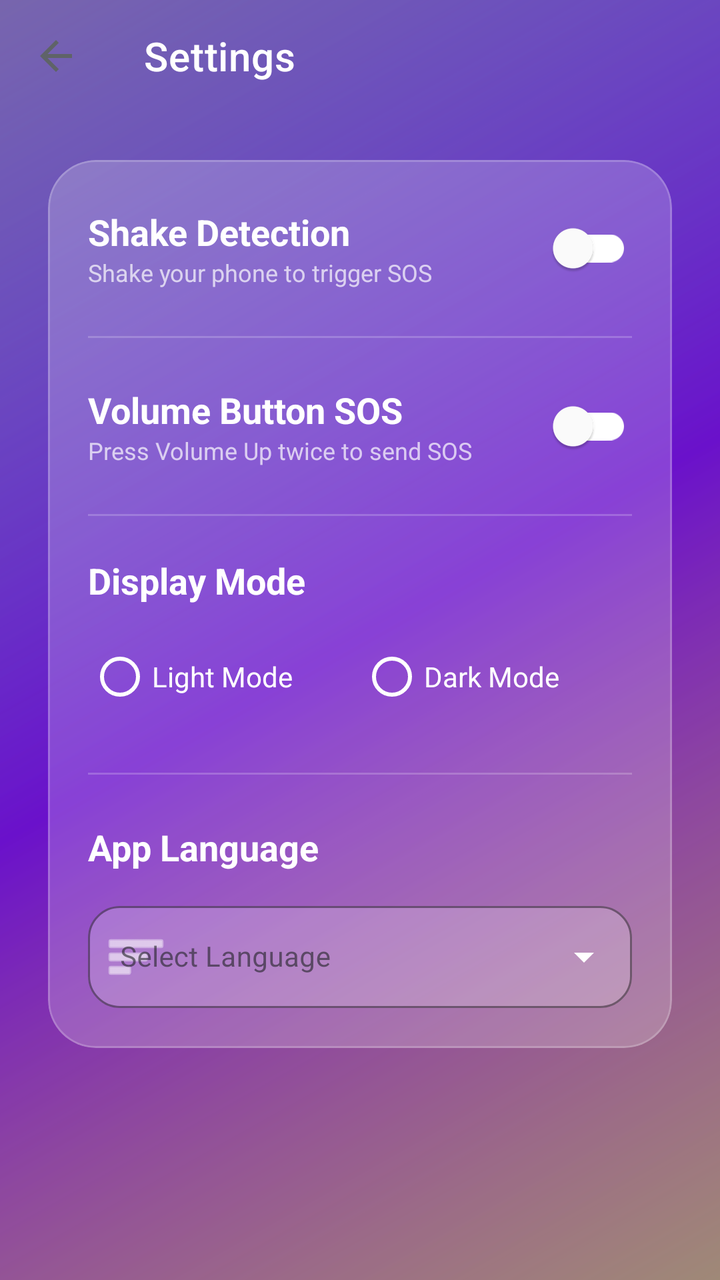
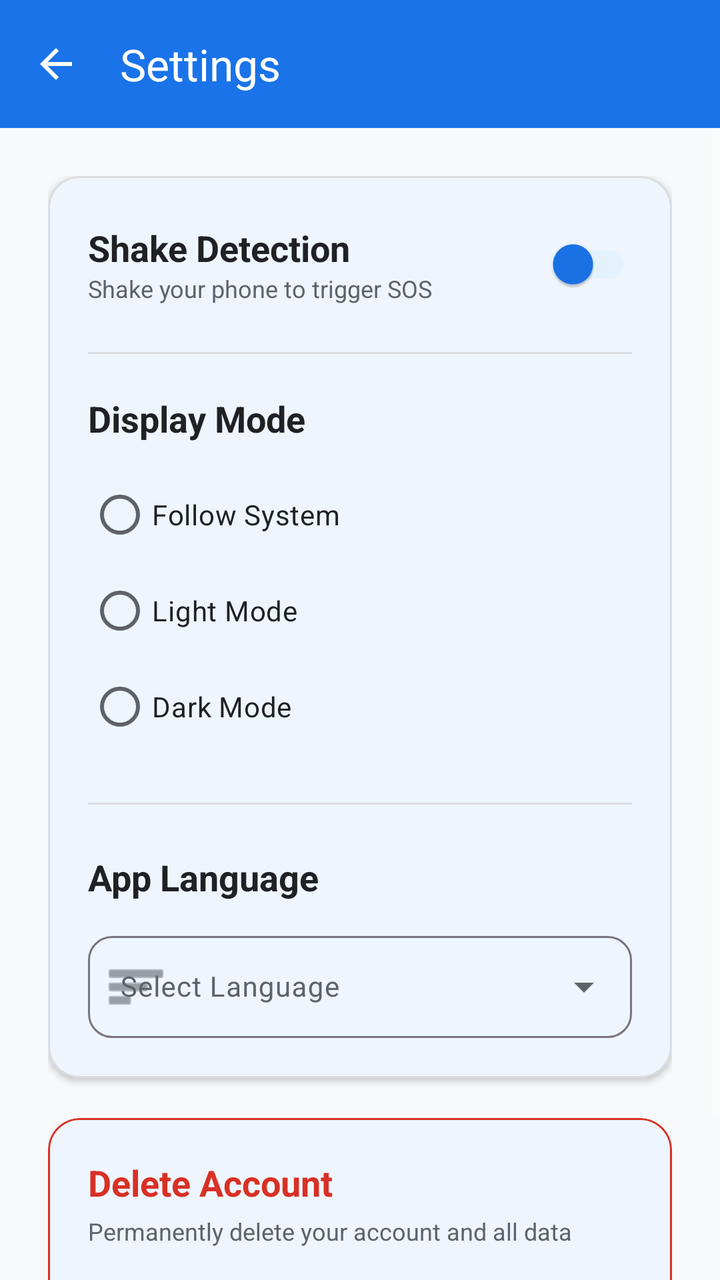

An Android layout rendered at two revisions. The XML below is the earlier revision; the diff shows what the commit changed to produce the second picture.
<!-- AndroidManifest.xml: application theme Theme.BeaconSOS -->
<!-- res/layout/activity_settings.xml -->
<?xml version="1.0" encoding="utf-8"?>
<androidx.constraintlayout.widget.ConstraintLayout xmlns:android="http://schemas.android.com/apk/res/android"
    xmlns:app="http://schemas.android.com/apk/res-auto"
    xmlns:tools="http://schemas.android.com/tools"
    android:layout_width="match_parent"
    android:layout_height="match_parent"
    android:background="@drawable/vibrant_gradient_bg">

    <com.google.android.material.appbar.AppBarLayout
        android:id="@+id/appBarLayout"
        android:layout_width="match_parent"
        android:layout_height="wrap_content"
        android:background="@android:color/transparent"
        app:elevation="0dp"
        app:layout_constraintTop_toTopOf="parent">

        <androidx.appcompat.widget.Toolbar
            android:id="@+id/toolbar"
            android:layout_width="match_parent"
            android:layout_height="?attr/actionBarSize"
            app:title="@string/settings_title"
            app:titleTextColor="@color/white"
            app:navigationIcon="?attr/homeAsUpIndicator"
            app:navigationIconTint="@color/white" />
    </com.google.android.material.appbar.AppBarLayout>

    <ScrollView
        android:layout_width="match_parent"
        android:layout_height="0dp"
        android:fillViewport="true"
        app:layout_constraintTop_toBottomOf="@id/appBarLayout"
        app:layout_constraintBottom_toBottomOf="parent">

        <LinearLayout
            android:layout_width="match_parent"
            android:layout_height="wrap_content"
            android:orientation="vertical"
            android:padding="24dp">

            <com.google.android.material.card.MaterialCardView
                android:layout_width="match_parent"
                android:layout_height="wrap_content"
                app:cardCornerRadius="24dp"
                app:cardElevation="0dp"
                app:cardBackgroundColor="#33FFFFFF"
                app:strokeColor="#33FFFFFF"
                app:strokeWidth="1dp">

                <LinearLayout
                    android:layout_width="match_parent"
                    android:layout_height="wrap_content"
                    android:orientation="vertical"
                    android:padding="20dp">

                    
                    <LinearLayout
                        android:layout_width="match_parent"
                        android:layout_height="wrap_content"
                        android:orientation="horizontal"
                        android:gravity="center_vertical">

                        <LinearLayout
                            android:layout_width="0dp"
                            android:layout_height="wrap_content"
                            android:layout_weight="1"
                            android:orientation="vertical">

                            <TextView
                                android:layout_width="wrap_content"
                                android:layout_height="wrap_content"
                                android:text="@string/shake_sos_title"
                                android:textColor="@color/white"
                                android:textStyle="bold"
                                android:textSize="18sp" />

                            <TextView
                                android:layout_width="wrap_content"
                                android:layout_height="wrap_content"
                                android:text="@string/shake_sos_desc"
                                android:textColor="@color/white"
                                android:alpha="0.7"
                                android:textSize="12sp" />
                        </LinearLayout>

                        <androidx.appcompat.widget.SwitchCompat
                            android:id="@+id/swShakeTrigger"
                            android:layout_width="wrap_content"
                            android:layout_height="wrap_content"
                            app:thumbTint="@color/white"
                            app:trackTint="@color/white" />
                    </LinearLayout>

                    <View
                        android:layout_width="match_parent"
                        android:layout_height="1dp"
                        android:layout_marginVertical="20dp"
                        android:background="#33FFFFFF" />

                    
                    <LinearLayout
                        android:layout_width="match_parent"
                        android:layout_height="wrap_content"
                        android:orientation="horizontal"
                        android:gravity="center_vertical">

                        <LinearLayout
                            android:layout_width="0dp"
                            android:layout_height="wrap_content"
                            android:layout_weight="1"
                            android:orientation="vertical">

                            <TextView
                                android:layout_width="wrap_content"
                                android:layout_height="wrap_content"
                                android:text="@string/volume_sos_title"
                                android:textColor="@color/white"
                                android:textStyle="bold"
                                android:textSize="18sp" />

                            <TextView
                                android:layout_width="wrap_content"
                                android:layout_height="wrap_content"
                                android:text="@string/volume_sos_desc"
                                android:textColor="@color/white"
                                android:alpha="0.7"
                                android:textSize="12sp" />
                        </LinearLayout>

                        <androidx.appcompat.widget.SwitchCompat
                            android:id="@+id/swVolumeTrigger"
                            android:layout_width="wrap_content"
                            android:layout_height="wrap_content"
                            app:thumbTint="@color/white"
                            app:trackTint="@color/white" />
                    </LinearLayout>

                    <View
                        android:layout_width="match_parent"
                        android:layout_height="1dp"
                        android:layout_marginVertical="20dp"
                        android:background="#33FFFFFF" />

                    <TextView
                        android:id="@+id/tvModeLabel"
                        android:layout_width="wrap_content"
                        android:layout_height="wrap_content"
                        android:text="@string/settings_theme_mode"
                        android:textColor="@color/white"
                        android:textStyle="bold"
                        android:textSize="18sp" />

                    <RadioGroup
                        android:id="@+id/rgThemeMode"
                        android:layout_width="match_parent"
                        android:layout_height="wrap_content"
                        android:layout_marginTop="12dp"
                        android:orientation="horizontal">

                        <RadioButton
                            android:id="@+id/rbLightMode"
                            android:layout_width="0dp"
                            android:layout_height="wrap_content"
                            android:layout_weight="1"
                            android:text="@string/theme_light"
                            android:textColor="@color/white"
                            android:buttonTint="@color/white" />

                        <RadioButton
                            android:id="@+id/rbDarkMode"
                            android:layout_width="0dp"
                            android:layout_height="wrap_content"
                            android:layout_weight="1"
                            android:text="@string/theme_dark"
                            android:textColor="@color/white"
                            android:buttonTint="@color/white" />
                    </RadioGroup>

                    <View
                        android:layout_width="match_parent"
                        android:layout_height="1dp"
                        android:layout_marginVertical="24dp"
                        android:background="#33FFFFFF" />

                    <TextView
                        android:id="@+id/tvLanguageLabel"
                        android:layout_width="wrap_content"
                        android:layout_height="wrap_content"
                        android:text="@string/settings_language"
                        android:textColor="@color/white"
                        android:textStyle="bold"
                        android:textSize="18sp"
                        android:layout_marginBottom="12dp" />

                    <com.google.android.material.textfield.TextInputLayout
                        android:id="@+id/tilLanguage"
                        style="@style/Widget.MaterialComponents.TextInputLayout.OutlinedBox.ExposedDropdownMenu"
                        android:layout_width="match_parent"
                        android:layout_height="wrap_content"
                        android:hint="Select Language"
                        app:boxBackgroundColor="#33FFFFFF"
                        app:boxStrokeColor="@color/white"
                        app:hintTextColor="@color/white"
                        app:startIconDrawable="@android:drawable/ic_menu_sort_by_size"
                        app:startIconTint="@color/white"
                        app:endIconTint="@color/white"
                        app:boxCornerRadiusTopStart="16dp"
                        app:boxCornerRadiusTopEnd="16dp"
                        app:boxCornerRadiusBottomStart="16dp"
                        app:boxCornerRadiusBottomEnd="16dp">

                        <com.google.android.material.textfield.MaterialAutoCompleteTextView
                            android:id="@+id/languageDropdown"
                            android:layout_width="match_parent"
                            android:layout_height="wrap_content"
                            android:inputType="none"
                            android:padding="16dp"
                            android:textSize="14sp"
                            android:saveEnabled="false"
                            android:textColor="@color/white" />
                    </com.google.android.material.textfield.TextInputLayout>

                </LinearLayout>
            </com.google.android.material.card.MaterialCardView>

        </LinearLayout>
    </ScrollView>

</androidx.constraintlayout.widget.ConstraintLayout>
<!-- resources referenced by this layout -->
<resources>
  <color name="white">#FFFFFF</color>
  <!-- drawable vibrant_gradient_bg (drawable) -->
  <?xml version="1.0" encoding="utf-8"?>
  <layer-list xmlns:android="http://schemas.android.com/apk/res/android">
      
      <item>
          <shape android:shape="rectangle">
              <gradient
                  android:angle="135"
                  android:startColor="#FF416C"
                  android:centerColor="#6A11CB"
                  android:endColor="#2575FC"
                  android:type="linear" />
          </shape>
      </item>
  
      
      <item>
          <shape android:shape="rectangle">
              <gradient
                  android:angle="315"
                  android:startColor="#60FF4B2B"
                  android:centerColor="#00000000"
                  android:endColor="#6000FF88"
                  android:type="linear" />
          </shape>
      </item>
  </layer-list>
  <string name="settings_language">App Language</string>
  <string name="settings_theme_mode">Display Mode</string>
  <string name="settings_title">Settings</string>
  <string name="shake_sos_desc">Shake your phone to trigger SOS</string>
  <string name="shake_sos_title">Shake Detection</string>
  <string name="theme_dark">Dark Mode</string>
  <string name="theme_light">Light Mode</string>
  <string name="volume_sos_desc">Press Volume Up twice to send SOS</string>
  <string name="volume_sos_title">Volume Button SOS</string>
  <style name="Theme.BeaconSOS" parent="Theme.MaterialComponents.Light.NoActionBar">
          
          <item name="colorPrimary">@color/primary_blue</item>
          <item name="colorPrimaryVariant">@color/primary_dark_blue</item>
          <item name="colorOnPrimary">@color/white</item>
  
          
          <item name="colorSecondary">@color/accent_blue</item>
          <item name="colorOnSecondary">@color/white</item>
  
          
          <item name="android:statusBarColor">?attr/colorPrimaryVariant</item>
  
          
          <item name="android:windowBackground">@color/background_color</item>
          <item name="colorSurface">@color/surface_color</item>
          <item name="colorOnSurface">@color/text_primary</item>
  
          
          <item name="android:textColorPrimary">@color/text_primary</item>
          <item name="android:textColorSecondary">@color/text_secondary</item>
          <item name="android:textColorHint">@color/text_hint</item>
  
          
          <item name="dividerHorizontal">@color/divider_color</item>
  
          
          <item name="windowActionBar">false</item>
          <item name="windowNoTitle">true</item>
  
          
          <item name="android:popupMenuStyle">@style/GlassyPopupMenu</item>
          <item name="popupMenuStyle">@style/GlassyPopupMenu</item>
      </style>
  <color name="primary_blue">#1A73E8</color>
  <color name="primary_dark_blue">#0D47A1</color>
  <color name="accent_blue">#4285F4</color>
  <color name="background_color">#F1F3F4</color>
  <color name="surface_color">#FFFFFF</color>
  <color name="text_primary">#202124</color>
  <color name="text_secondary">#5F6368</color>
  <color name="text_hint">#70757A</color>
  <color name="divider_color">#DADCE0</color>
  <style name="GlassyPopupMenu" parent="Widget.AppCompat.PopupMenu">
          <item name="android:popupBackground">@drawable/glassy_menu_bg</item>
      </style>
  <!-- drawable glassy_menu_bg (drawable) -->
  <?xml version="1.0" encoding="utf-8"?>
  <shape xmlns:android="http://schemas.android.com/apk/res/android">
      <solid android:color="#CCFFFFFF" /> 
      <corners android:radius="16dp" />
      <stroke android:width="1dp" android:color="#40FFFFFF" />
  </shape>
</resources>

<!-- the commit's change to res/layout/activity_settings.xml (unified diff, before → after) -->
@@ -4,14 +4,14 @@
     xmlns:tools="http://schemas.android.com/tools"
     android:layout_width="match_parent"
     android:layout_height="match_parent"
-    android:background="@drawable/vibrant_gradient_bg">
+    android:background="@color/color_background">
 
     <com.google.android.material.appbar.AppBarLayout
         android:id="@+id/appBarLayout"
         android:layout_width="match_parent"
         android:layout_height="wrap_content"
-        android:background="@android:color/transparent"
-        app:elevation="0dp"
+        android:background="@color/color_primary"
+        app:elevation="4dp"
         app:layout_constraintTop_toTopOf="parent">
 
         <androidx.appcompat.widget.Toolbar
@@ -20,8 +20,7 @@
             android:layout_height="?attr/actionBarSize"
             app:title="@string/settings_title"
             app:titleTextColor="@color/white"
-            app:navigationIcon="?attr/homeAsUpIndicator"
-            app:navigationIconTint="@color/white" />
+            app:navigationIcon="@drawable/ic_back_white" />
     </com.google.android.material.appbar.AppBarLayout>
 
     <ScrollView
@@ -40,10 +39,10 @@
             <com.google.android.material.card.MaterialCardView
                 android:layout_width="match_parent"
                 android:layout_height="wrap_content"
-                app:cardCornerRadius="24dp"
-                app:cardElevation="0dp"
-                app:cardBackgroundColor="#33FFFFFF"
-                app:strokeColor="#33FFFFFF"
+                app:cardCornerRadius="16dp"
+                app:cardElevation="2dp"
+                app:cardBackgroundColor="@color/color_surface"
+                app:strokeColor="@color/color_outline"
                 app:strokeWidth="1dp">
 
                 <LinearLayout
@@ -69,7 +68,7 @@
                                 android:layout_width="wrap_content"
                                 android:layout_height="wrap_content"
                                 android:text="@string/shake_sos_title"
-                                android:textColor="@color/white"
+                                android:textColor="@color/color_on_surface"
                                 android:textStyle="bold"
                                 android:textSize="18sp" />
 
@@ -77,8 +76,7 @@
                                 android:layout_width="wrap_content"
                                 android:layout_height="wrap_content"
                                 android:text="@string/shake_sos_desc"
-                                android:textColor="@color/white"
-                                android:alpha="0.7"
+                                android:textColor="@color/color_on_surface_variant"
                                 android:textSize="12sp" />
                         </LinearLayout>
 
@@ -86,66 +84,22 @@
                             android:id="@+id/swShakeTrigger"
                             android:layout_width="wrap_content"
                             android:layout_height="wrap_content"
-                            app:thumbTint="@color/white"
-                            app:trackTint="@color/white" />
+                            app:thumbTint="@color/color_primary"
+                            app:trackTint="@color/sky_blue" />
                     </LinearLayout>
 
                     <View
                         android:layout_width="match_parent"
                         android:layout_height="1dp"
                         android:layout_marginVertical="20dp"
-                        android:background="#33FFFFFF" />
-
-                    
-                    <LinearLayout
-                        android:layout_width="match_parent"
-                        android:layout_height="wrap_content"
-                        android:orientation="horizontal"
-                        android:gravity="center_vertical">
-
-                        <LinearLayout
-                            android:layout_width="0dp"
-                            android:layout_height="wrap_content"
-                            android:layout_weight="1"
-                            android:orientation="vertical">
-
-                            <TextView
-                                android:layout_width="wrap_content"
-                                android:layout_height="wrap_content"
-                                android:text="@string/volume_sos_title"
-                                android:textColor="@color/white"
-                                android:textStyle="bold"
-                                android:textSize="18sp" />
-
-                            <TextView
-                                android:layout_width="wrap_content"
-                                android:layout_height="wrap_content"
-                                android:text="@string/volume_sos_desc"
-                                android:textColor="@color/white"
-                                android:alpha="0.7"
-                                android:textSize="12sp" />
-                        </LinearLayout>
-
-                        <androidx.appcompat.widget.SwitchCompat
-                            android:id="@+id/swVolumeTrigger"
-                            android:layout_width="wrap_content"
-                            android:layout_height="wrap_content"
-                            app:thumbTint="@color/white"
-                            app:trackTint="@color/white" />
-                    </LinearLayout>
-
-                    <View
-                        android:layout_width="match_parent"
-                        android:layout_height="1dp"
-                        android:layout_marginVertical="20dp"
-                        android:background="#33FFFFFF" />
+                        android:background="@color/color_outline" />
 
                     <TextView
                         android:id="@+id/tvModeLabel"
                         android:layout_width="wrap_content"
                         android:layout_height="wrap_content"
                         android:text="@string/settings_theme_mode"
-                        android:textColor="@color/white"
+                        android:textColor="@color/color_on_surface"
                         android:textStyle="bold"
                         android:textSize="18sp" />
 
@@ -154,59 +108,57 @@
                         android:layout_width="match_parent"
                         android:layout_height="wrap_content"
                         android:layout_marginTop="12dp"
-                        android:orientation="horizontal">
+                        android:orientation="vertical">
+
+                        <RadioButton
+                            android:id="@+id/rbSystemMode"
+                            android:layout_width="match_parent"
+                            android:layout_height="wrap_content"
+                            android:text="@string/theme_system"
+                            android:textColor="@color/color_on_surface" />
 
                         <RadioButton
                             android:id="@+id/rbLightMode"
-                            android:layout_width="0dp"
-                            android:layout_height="wrap_content"
-                            android:layout_weight="1"
+                            android:layout_width="match_parent"
+                            android:layout_height="wrap_content"
                             android:text="@string/theme_light"
-                            android:textColor="@color/white"
-                            android:buttonTint="@color/white" />
+                            android:textColor="@color/color_on_surface" />
 
                         <RadioButton
                             android:id="@+id/rbDarkMode"
-                            android:layout_width="0dp"
-                            android:layout_height="wrap_content"
-                            android:layout_weight="1"
+                            android:layout_width="match_parent"
+                            android:layout_height="wrap_content"
                             android:text="@string/theme_dark"
-                            android:textColor="@color/white"
-                            android:buttonTint="@color/white" />
+                            android:textColor="@color/color_on_surface" />
                     </RadioGroup>
 
                     <View
                         android:layout_width="match_parent"
                         android:layout_height="1dp"
                         android:layout_marginVertical="24dp"
-                        android:background="#33FFFFFF" />
+                        android:background="@color/color_outline" />
 
                     <TextView
                         android:id="@+id/tvLanguageLabel"
                         android:layout_width="wrap_content"
                         android:layout_height="wrap_content"
                         android:text="@string/settings_language"
-                        android:textColor="@color/white"
+                        android:textColor="@color/color_on_surface"
                         android:textStyle="bold"
                         android:textSize="18sp"
                         android:layout_marginBottom="12dp" />
 
                     <com.google.android.material.textfield.TextInputLayout
                         android:id="@+id/tilLanguage"
-                        style="@style/Widget.MaterialComponents.TextInputLayout.OutlinedBox.ExposedDropdownMenu"
+                        style="@style/Widget.Material3.TextInputLayout.OutlinedBox.ExposedDropdownMenu"
                         android:layout_width="match_parent"
                         android:layout_height="wrap_content"
                         android:hint="Select Language"
-                        app:boxBackgroundColor="#33FFFFFF"
-                        app:boxStrokeColor="@color/white"
-                        app:hintTextColor="@color/white"
                         app:startIconDrawable="@android:drawable/ic_menu_sort_by_size"
-                        app:startIconTint="@color/white"
-                        app:endIconTint="@color/white"
-                        app:boxCornerRadiusTopStart="16dp"
-                        app:boxCornerRadiusTopEnd="16dp"
-                        app:boxCornerRadiusBottomStart="16dp"
-                        app:boxCornerRadiusBottomEnd="16dp">
+                        app:boxCornerRadiusTopStart="12dp"
+                        app:boxCornerRadiusTopEnd="12dp"
+                        app:boxCornerRadiusBottomStart="12dp"
+                        app:boxCornerRadiusBottomEnd="12dp">
 
                         <com.google.android.material.textfield.MaterialAutoCompleteTextView
                             android:id="@+id/languageDropdown"
@@ -216,12 +168,57 @@
                             android:padding="16dp"
                             android:textSize="14sp"
                             android:saveEnabled="false"
-                            android:textColor="@color/white" />
+                            android:textColor="@color/color_on_surface" />
                     </com.google.android.material.textfield.TextInputLayout>
 
                 </LinearLayout>
             </com.google.android.material.card.MaterialCardView>
 
+            <com.google.android.material.card.MaterialCardView
+                android:layout_width="match_parent"
+                android:layout_height="wrap_content"
+                android:layout_marginTop="20dp"
+                app:cardCornerRadius="16dp"
+                app:cardElevation="2dp"
+                app:cardBackgroundColor="@color/color_surface"
+                app:strokeColor="@color/color_error"
+                app:strokeWidth="1dp">
+
+                <LinearLayout
+                    android:layout_width="match_parent"
+                    android:layout_height="wrap_content"
+                    android:orientation="vertical"
+                    android:padding="20dp">
+
+                    <TextView
+                        android:layout_width="wrap_content"
+                        android:layout_height="wrap_content"
+                        android:text="@string/delete_account"
+                        android:textColor="@color/color_error"
+                        android:textStyle="bold"
+                        android:textSize="18sp" />
+
+                    <TextView
+                        android:layout_width="wrap_content"
+                        android:layout_height="wrap_content"
+                        android:layout_marginTop="4dp"
+                        android:text="@string/delete_account_desc"
+                        android:textColor="@color/color_on_surface_variant"
+                        android:textSize="12sp" />
+
+                    <com.google.android.material.button.MaterialButton
+                        android:id="@+id/btnDeleteAccount"
+                        style="@style/Widget.Material3.Button.OutlinedButton"
+                        android:layout_width="match_parent"
+                        android:layout_height="52dp"
+                        android:layout_marginTop="16dp"
+                        android:text="@string/btn_delete"
+                        android:textColor="@color/color_error"
+                        app:strokeColor="@color/color_error" />
+
+                </LinearLayout>
+            </com.google.android.material.card.MaterialCardView>
+
         </LinearLayout>
     </ScrollView>
 
<!-- resource entries referenced after the edit -->
@@ -1,33 +1,27 @@
 <!-- resources referenced by this layout -->
 <resources>
+  <color name="color_background">#F8F9FA</color>
+  <color name="color_error">#D93025</color>
+  <color name="color_on_surface">#202124</color>
+  <color name="color_on_surface_variant">#5F6368</color>
+  <color name="color_outline">#DADCE0</color>
+  <color name="color_primary">#1A73E8</color>
+  <color name="color_surface">#FFFFFF</color>
+  <color name="sky_blue">#E3F2FD</color>
   <color name="white">#FFFFFF</color>
-  <!-- drawable vibrant_gradient_bg (drawable) -->
-  <?xml version="1.0" encoding="utf-8"?>
-  <layer-list xmlns:android="http://schemas.android.com/apk/res/android">
-      
-      <item>
-          <shape android:shape="rectangle">
-              <gradient
-                  android:angle="135"
-                  android:startColor="#FF416C"
-                  android:centerColor="#6A11CB"
-                  android:endColor="#2575FC"
-                  android:type="linear" />
-          </shape>
-      </item>
-  
-      
-      <item>
-          <shape android:shape="rectangle">
-              <gradient
-                  android:angle="315"
-                  android:startColor="#60FF4B2B"
-                  android:centerColor="#00000000"
-                  android:endColor="#6000FF88"
-                  android:type="linear" />
-          </shape>
-      </item>
-  </layer-list>
+  <!-- drawable ic_back_white (drawable) -->
+  <vector xmlns:android="http://schemas.android.com/apk/res/android"
+      android:width="24dp"
+      android:height="24dp"
+      android:viewportWidth="24"
+      android:viewportHeight="24">
+    <path
+        android:fillColor="@android:color/white"
+        android:pathData="M20,11H7.83l5.59,-5.59L12,4l-8,8 8,8 1.41,-1.41L7.83,13H20v-2z"/>
+  </vector>
+  <string name="btn_delete">DELETE</string>
+  <string name="delete_account">Delete Account</string>
+  <string name="delete_account_desc">Permanently delete your account and all data</string>
   <string name="settings_language">App Language</string>
   <string name="settings_theme_mode">Display Mode</string>
   <string name="settings_title">Settings</string>
@@ -35,51 +29,53 @@
   <string name="shake_sos_title">Shake Detection</string>
   <string name="theme_dark">Dark Mode</string>
   <string name="theme_light">Light Mode</string>
-  <string name="volume_sos_desc">Press Volume Up twice to send SOS</string>
-  <string name="volume_sos_title">Volume Button SOS</string>
-  <style name="Theme.BeaconSOS" parent="Theme.MaterialComponents.Light.NoActionBar">
+  <string name="theme_system">Follow System</string>
+  <style name="Theme.BeaconSOS" parent="Theme.Material3.DayNight.NoActionBar">
           
-          <item name="colorPrimary">@color/primary_blue</item>
-          <item name="colorPrimaryVariant">@color/primary_dark_blue</item>
-          <item name="colorOnPrimary">@color/white</item>
+          <item name="colorPrimary">@color/color_primary</item>
+          <item name="colorOnPrimary">@color/color_on_primary</item>
+          <item name="colorPrimaryContainer">@color/sky_blue</item>
+          <item name="colorOnPrimaryContainer">@color/color_primary_variant</item>
   
           
-          <item name="colorSecondary">@color/accent_blue</item>
+          <item name="colorSecondary">@color/color_secondary</item>
           <item name="colorOnSecondary">@color/white</item>
   
           
-          <item name="android:statusBarColor">?attr/colorPrimaryVariant</item>
+          <item name="android:statusBarColor">@color/color_primary_variant</item>
   
           
-          <item name="android:windowBackground">@color/background_color</item>
-          <item name="colorSurface">@color/surface_color</item>
-          <item name="colorOnSurface">@color/text_primary</item>
+          <item name="android:windowBackground">@color/color_background</item>
+          <item name="colorSurface">@color/color_surface</item>
+          <item name="colorOnSurface">@color/color_on_surface</item>
+          <item name="colorSurfaceVariant">@color/color_surface_variant</item>
+          <item name="colorOnSurfaceVariant">@color/color_on_surface_variant</item>
+          <item name="colorError">@color/color_error</item>
   
           
-          <item name="android:textColorPrimary">@color/text_primary</item>
-          <item name="android:textColorSecondary">@color/text_secondary</item>
+          <item name="android:textColorPrimary">@color/color_on_surface</item>
+          <item name="android:textColorSecondary">@color/color_on_surface_variant</item>
           <item name="android:textColorHint">@color/text_hint</item>
   
           
-          <item name="dividerHorizontal">@color/divider_color</item>
+          <item name="dividerHorizontal">@color/color_outline</item>
+          <item name="windowActionBar">false</item>
+          <item name="windowNoTitle">true</item>
   
           
-          <item name="windowActionBar">false</item>
-          <item name="windowNoTitle">true</item>
+          <item name="navigationIconTint">@color/white</item>
+          <item name="colorControlNormal">@color/white</item>
+          <item name="android:homeAsUpIndicator">@drawable/ic_back_white</item>
   
           
           <item name="android:popupMenuStyle">@style/GlassyPopupMenu</item>
           <item name="popupMenuStyle">@style/GlassyPopupMenu</item>
       </style>
-  <color name="primary_blue">#1A73E8</color>
-  <color name="primary_dark_blue">#0D47A1</color>
-  <color name="accent_blue">#4285F4</color>
-  <color name="background_color">#F1F3F4</color>
-  <color name="surface_color">#FFFFFF</color>
-  <color name="text_primary">#202124</color>
-  <color name="text_secondary">#5F6368</color>
+  <color name="color_on_primary">#FFFFFF</color>
+  <color name="color_primary_variant">#0D47A1</color>
+  <color name="color_secondary">#4285F4</color>
+  <color name="color_surface_variant">#F1F3F4</color>
   <color name="text_hint">#70757A</color>
-  <color name="divider_color">#DADCE0</color>
   <style name="GlassyPopupMenu" parent="Widget.AppCompat.PopupMenu">
           <item name="android:popupBackground">@drawable/glassy_menu_bg</item>
       </style>
